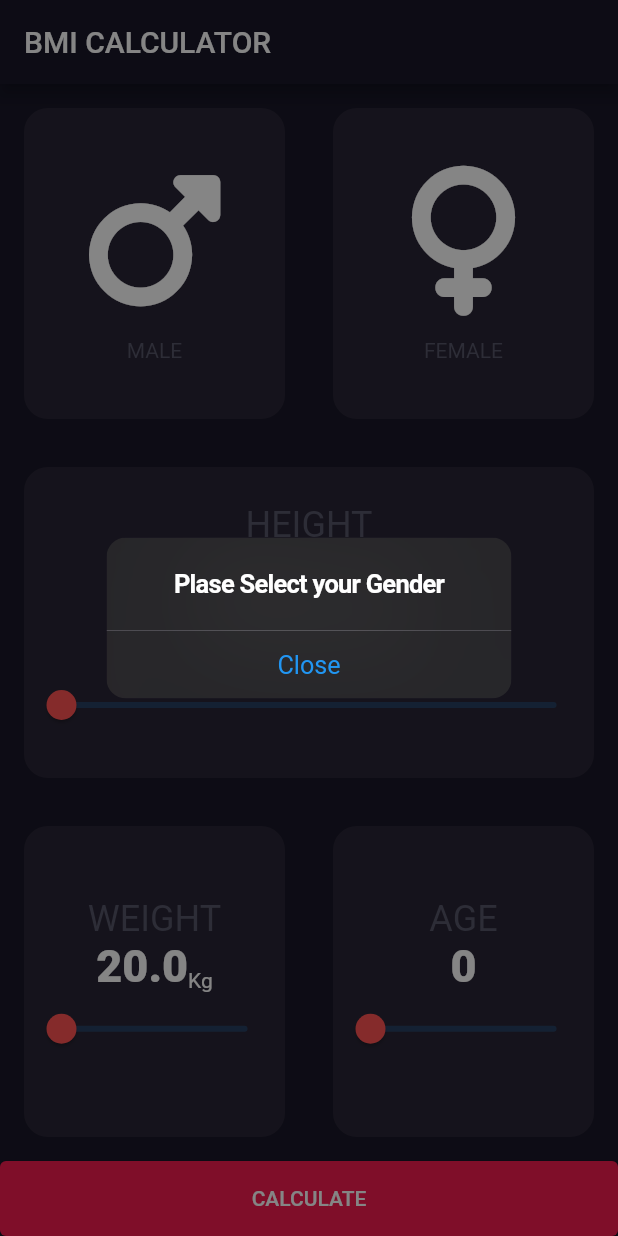
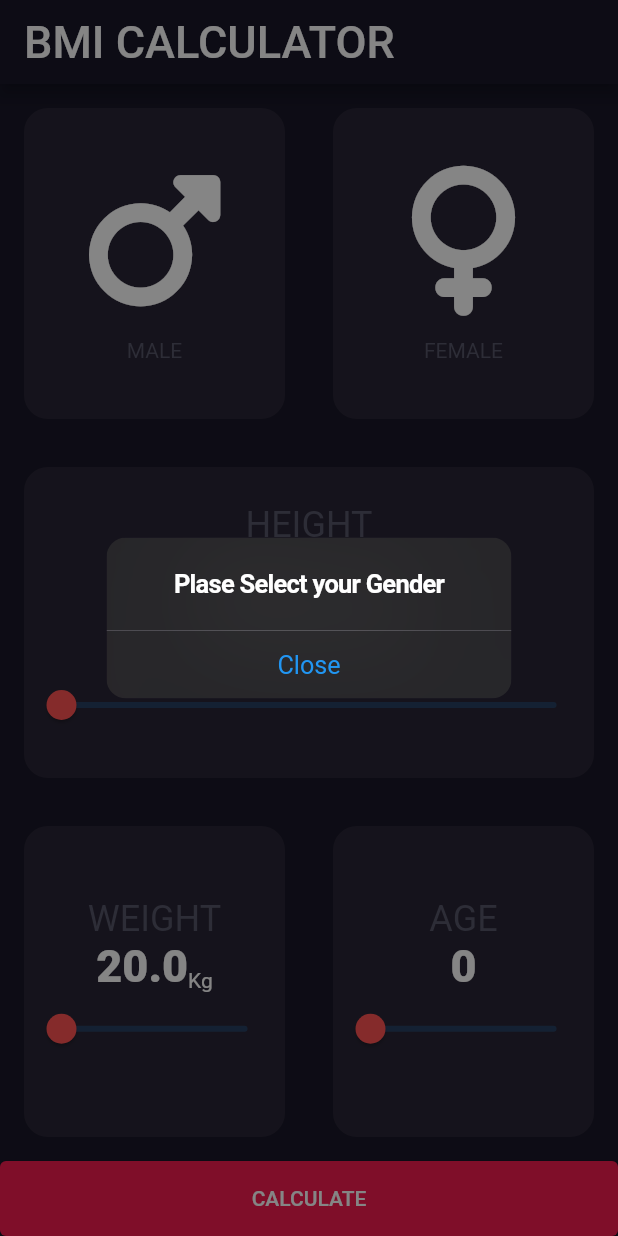
Before and after one commit to codewhite7777/flutter_bootcamp, a Flutter app: the screen it shows after launch, after a tap on "CALCULATE", on a phone screen of 412 x 824 dp. Run offline on Flutter 3.47's test engine with Material 2 defaults, Android fonts, the phone set to English and light mode, and no system bars; our stand-ins replace audioplayers, font_awesome_flutter; missing offline and left inert: dart:ffi.

Commit message:
feat : bmi_screen - bmi formula

```diff
--- a/bmi_calculator/lib/constants/constants.dart
+++ b/bmi_calculator/lib/constants/constants.dart
@@ -27,3 +27,10 @@ enum GenderType {
   male,
   female,
 }
+
+enum ResultType{
+  UnderWeight,
+  Nomal,
+  OverWeight,
+  Obesity,
+}
--- a/bmi_calculator/lib/main.dart
+++ b/bmi_calculator/lib/main.dart
@@ -25,6 +25,10 @@ class MyApp extends StatelessWidget {
         bodyText1: TextStyle(
           color: kDefaultTextColor,
         ),
+        headlineLarge: TextStyle(
+          color: Colors.white,
+          fontSize: 30,
+        ),
       ),
     );
   }
--- a/bmi_calculator/lib/screen/bmi_screen.dart
+++ b/bmi_calculator/lib/screen/bmi_screen.dart
@@ -1,4 +1,5 @@
 import 'package:bmi_calculator/constants/constants.dart';
+import 'package:bmi_calculator/screen/result_screen.dart';
 import 'package:bmi_calculator/widget/custom_container.dart';
 import 'package:bmi_calculator/widget/gender_selector.dart';
 import 'package:bmi_calculator/widget/slider_selector.dart';
@@ -22,9 +23,16 @@ class _BMI_ScreenState extends State<BMI_Screen> {
 
   @override
   Widget build(BuildContext context) {
+    final double appbarFontSize =
+        Theme.of(context).textTheme.headlineLarge!.fontSize!;
     return Scaffold(
       appBar: AppBar(
-        title: Text('BMI CALCULATOR'),
+        title: Text(
+          'BMI CALCULATOR',
+          style: TextStyle(
+            fontSize: appbarFontSize,
+          ),
+        ),
       ),
       body: SafeArea(
         child: Column(
@@ -140,13 +148,37 @@ class _BMI_ScreenState extends State<BMI_Screen> {
       );
       return;
     }
-    Navigator.push(context, MaterialPageRoute(builder: builder))
+    Navigator.push(
+      context,
+      MaterialPageRoute(
+        builder: (context) => Result_Screen(
+            result: getResult(
+                weight: weight, height: height, age: age, gender: genderType!)),
+      ),
+    );
     print('gender : $genderType');
     print('age : $age');
     print('height : ${height.toInt()}');
     print('weight : ${weight.toInt()}');
 
     return;
+  }
+
+  ResultType getResult({
+    required double height,
+    required double weight,
+    required int age,
+    required GenderType gender,
+  }) {
+    double result = (weight) / ((height / 100) * (height / 100));
+    if (result < 18.5) {
+      return ResultType.UnderWeight;
+    } else if (result < 23) {
+      return ResultType.Nomal;
+    } else if (result < 25) {
+      return ResultType.OverWeight;
+    }
+    return ResultType.Obesity;
   }
 
   void updateGender(GenderType selectedType) {
```
Also changed, not shown: bmi_calculator/lib/screen/result_screen.dart (added, +25 -0 lines).
